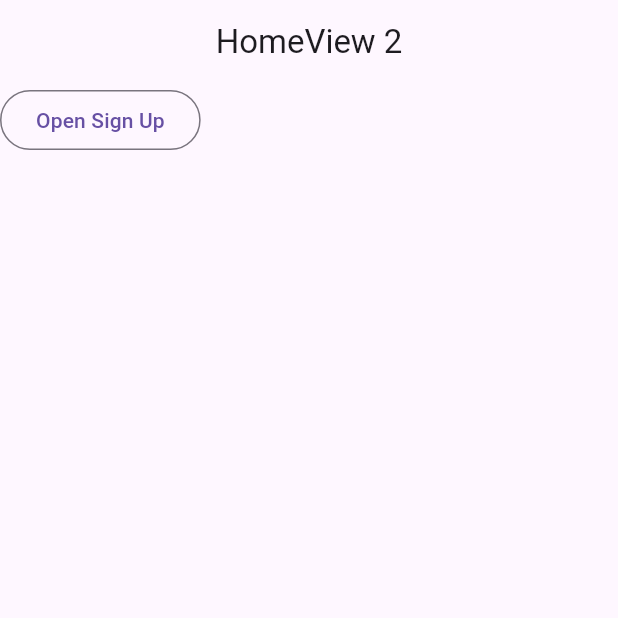
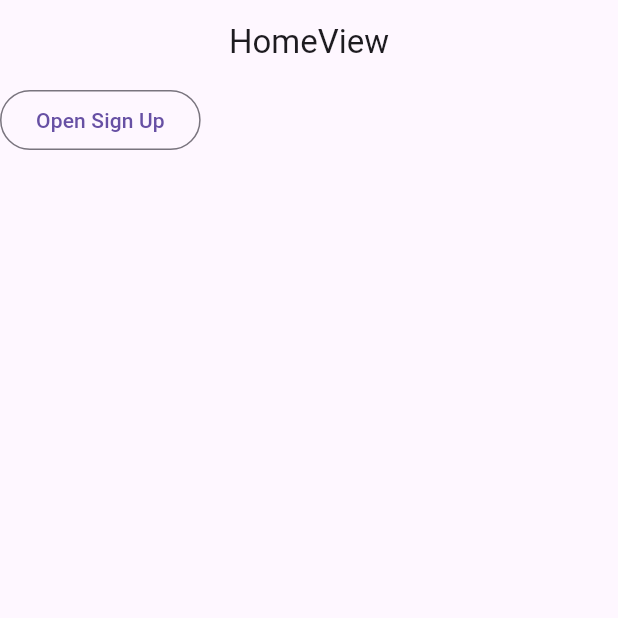
Before and after one commit to OleTech23/myartist, a Flutter app: the screen it shows after launch, on a phone screen of 412 x 824 dp, the top half of it. Run offline on Flutter 3.47's test engine with Material 3 defaults, Android fonts, the phone set to English and light mode, and no system bars; our stand-ins replace get.

Commit message:
common modules

```diff
--- a/lib/app/modules/home/views/home_view.dart
+++ b/lib/app/modules/home/views/home_view.dart
@@ -11,7 +11,7 @@ class HomeView extends GetView<HomeController> {
   Widget build(BuildContext context) {
     return Scaffold(
       appBar: AppBar(
-        title: const Text('HomeView 2'),
+        title: const Text('HomeView'),
         centerTitle: true,
       ),
       body: Column(
```
